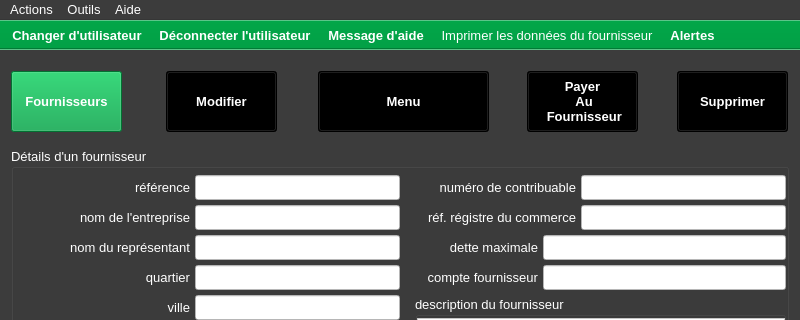
Before: the Qt Designer form ui/yeroth-erp-fournisseur-details-window.ui in xnoumbissinoundou/yeroth-erp-3.0, drawn with Qt 5; both pictures show x 0 to 800 and y 0 to 320 of the 800 by 600 pixel window.
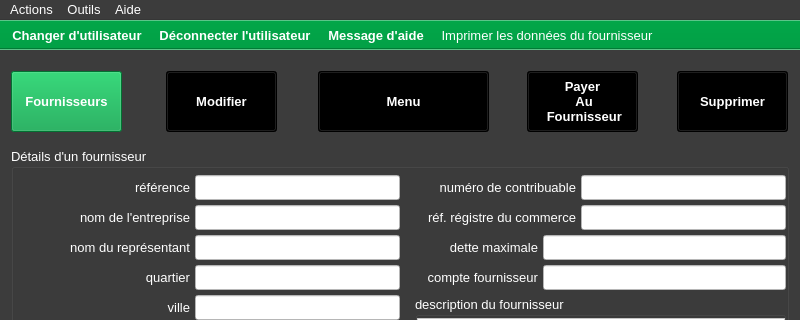
After: the same form once the commit is applied. Icons and pictures are not drawn. Custom widgets are drawn as their Qt base class.

Patch:
```diff
--- a/ui/yeroth-erp-fournisseur-details-window.ui
+++ b/ui/yeroth-erp-fournisseur-details-window.ui
@@ -12791,7 +12791,6 @@
    <addaction name="actionDeconnecter_utilisateur"/>
    <addaction name="actionAppeler_aide"/>
    <addaction name="actionAfficherPDF"/>
-   <addaction name="actionAlertes"/>
   </widget>
   <action name="actionA_propos">
    <property name="text">
@@ -12886,21 +12885,6 @@
     </font>
    </property>
   </action>
-  <action name="actionAlertes">
-   <property name="text">
-    <string>Alertes</string>
-   </property>
-   <property name="toolTip">
-    <string>Alertes</string>
-   </property>
-   <property name="font">
-    <font>
-     <pointsize>10</pointsize>
-     <weight>75</weight>
-     <bold>true</bold>
-    </font>
-   </property>
-  </action>
   <action name="actionAdministration">
    <property name="icon">
     <iconset>
```
Left out of the diff: 2 changed lines with no effect on the pictures.
